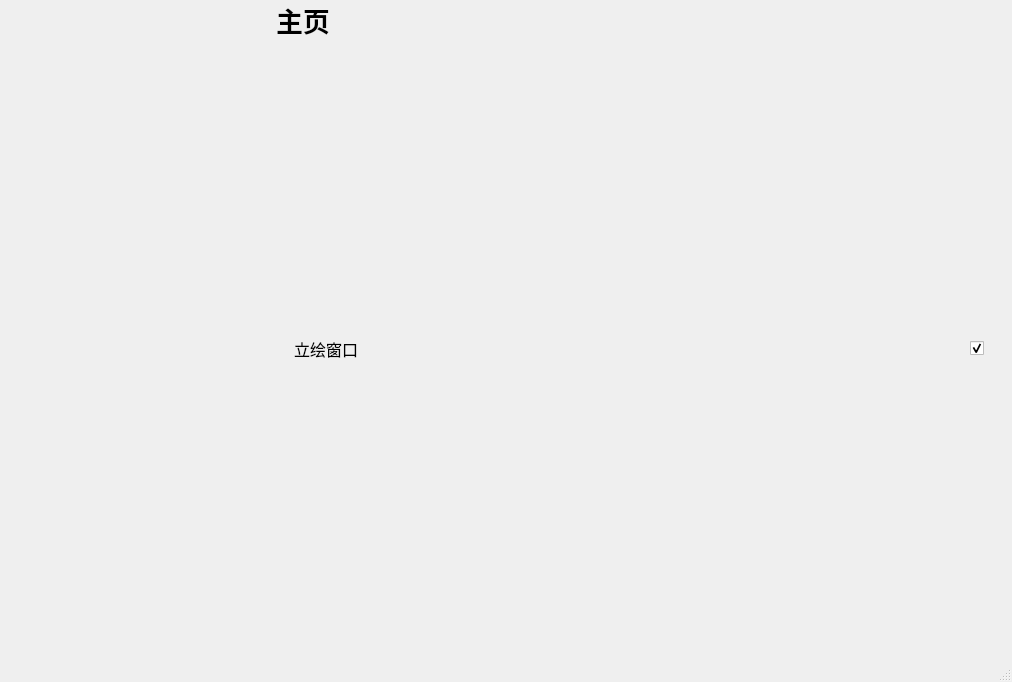
Old version of the form mainwindow.ui in the repository Zao-chen/ZcChat.
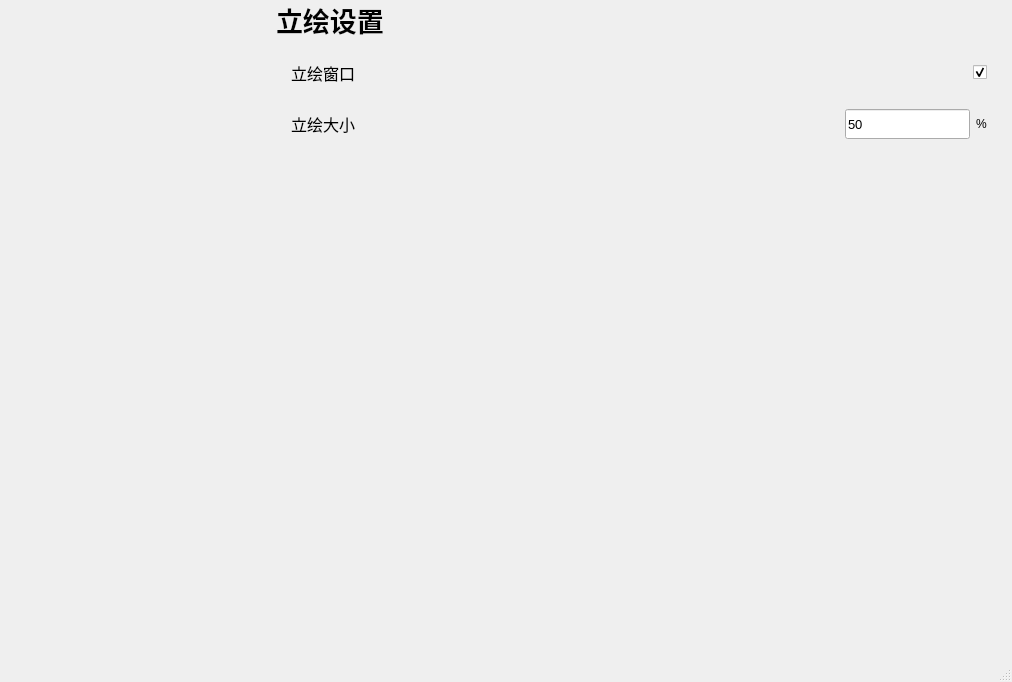
New version of the form. Custom widgets are drawn as their Qt base class.

Diff of the .ui file:
```diff
--- a/mainwindow.ui
+++ b/mainwindow.ui
@@ -74,7 +74,7 @@
        <number>2</number>
       </property>
       <item>
-       <widget class="ElaText" name="label">
+       <widget class="ElaText" name="label_title">
         <property name="font">
          <font>
           <pointsize>20</pointsize>
@@ -83,7 +83,7 @@
          </font>
         </property>
         <property name="text">
-         <string>主页</string>
+         <string>立绘设置</string>
         </property>
        </widget>
       </item>
@@ -93,10 +93,25 @@
          <number>0</number>
         </property>
         <widget class="QWidget" name="page">
-         <layout class="QVBoxLayout" name="verticalLayout">
+         <layout class="QVBoxLayout" name="verticalLayout" stretch="0,0,1">
+          <property name="leftMargin">
+           <number>0</number>
+          </property>
+          <property name="topMargin">
+           <number>12</number>
+          </property>
+          <property name="rightMargin">
+           <number>0</number>
+          </property>
           <item>
            <widget class="ElaScrollPageArea" name="widget_2" native="true">
             <layout class="QHBoxLayout" name="horizontalLayout_4">
+             <property name="leftMargin">
+              <number>15</number>
+             </property>
+             <property name="rightMargin">
+              <number>15</number>
+             </property>
              <item>
               <widget class="QLabel" name="label_3">
                <property name="font">
@@ -128,6 +143,87 @@
             </layout>
            </widget>
           </item>
+          <item>
+           <widget class="ElaScrollPageArea" name="widget" native="true">
+            <layout class="QHBoxLayout" name="horizontalLayout_2" stretch="0,1,0,0">
+             <property name="leftMargin">
+              <number>15</number>
+             </property>
+             <property name="rightMargin">
+              <number>15</number>
+             </property>
+             <item>
+              <widget class="QLabel" name="label">
+               <property name="font">
+                <font>
+                 <pointsize>12</pointsize>
+                </font>
+               </property>
+               <property name="text">
+                <string>立绘大小</string>
+               </property>
+              </widget>
+             </item>
+             <item>
+              <spacer name="horizontalSpacer">
+               <property name="orientation">
+                <enum>Qt::Orientation::Horizontal</enum>
+               </property>
+               <property name="sizeHint" stdset="0">
+                <size>
+                 <width>40</width>
+                 <height>20</height>
+                </size>
+               </property>
+              </spacer>
+             </item>
+             <item>
+              <widget class="ElaLineEdit" name="lineEdit">
+               <property name="minimumSize">
+                <size>
+                 <width>0</width>
+                 <height>30</height>
+                </size>
+               </property>
+               <property name="sizeIncrement">
+                <size>
+                 <width>0</width>
+                 <height>0</height>
+                </size>
+               </property>
+               <property name="font">
+                <font>
+                 <pointsize>10</pointsize>
+                </font>
+               </property>
+               <property name="text">
+                <string>50</string>
+               </property>
+              </widget>
+             </item>
+             <item>
+              <widget class="QLabel" name="label_2">
+               <property name="text">
+                <string>%</string>
+               </property>
+              </widget>
+             </item>
+            </layout>
+           </widget>
+          </item>
+          <item>
+           <spacer name="verticalSpacer">
+            <property name="orientation">
+             <enum>Qt::Orientation::Vertical</enum>
+            </property>
+            <property name="sizeHint" stdset="0">
+             <size>
+              <width>20</width>
+              <height>40</height>
+             </size>
+            </property>
+           </spacer>
+          </item>
          </layout>
         </widget>
         <widget class="QWidget" name="page_2">
@@ -208,6 +304,11 @@
    <extends>QLabel</extends>
    <header location="global">elatext.h</header>
   </customwidget>
+  <customwidget>
+   <class>ElaLineEdit</class>
+   <extends>QLineEdit</extends>
+   <header location="global">elalineedit.h</header>
+  </customwidget>
  </customwidgets>
  <resources/>
  <connections/>
```
Left out of the diff: 32 changed lines with no effect on the pictures.
